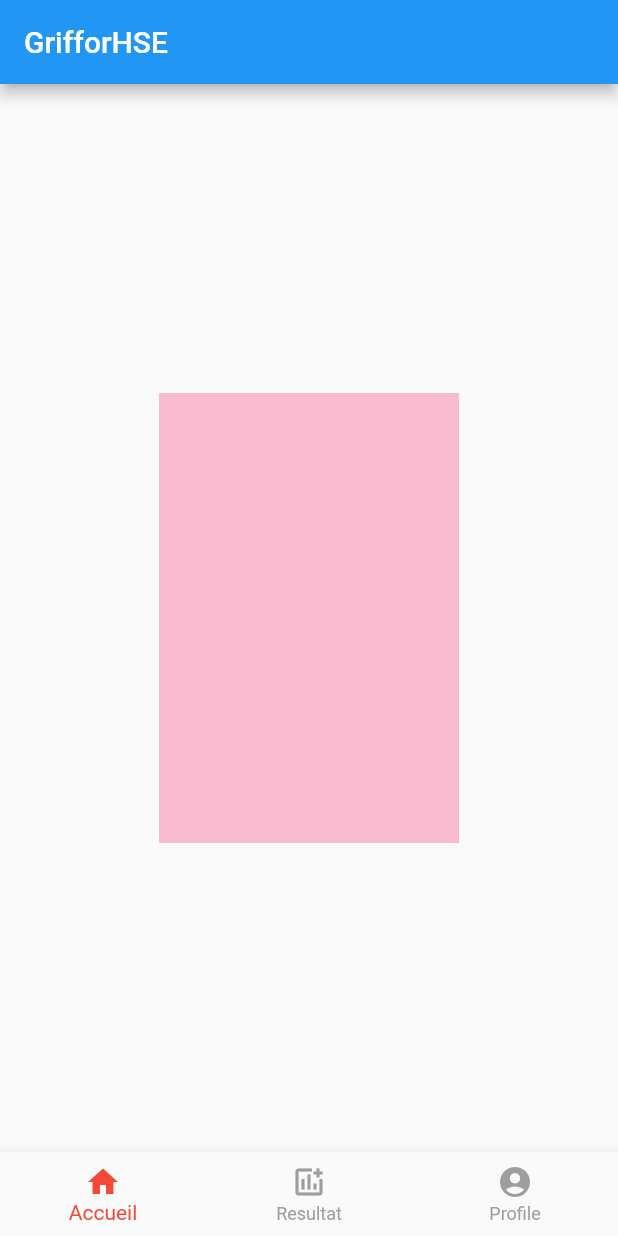
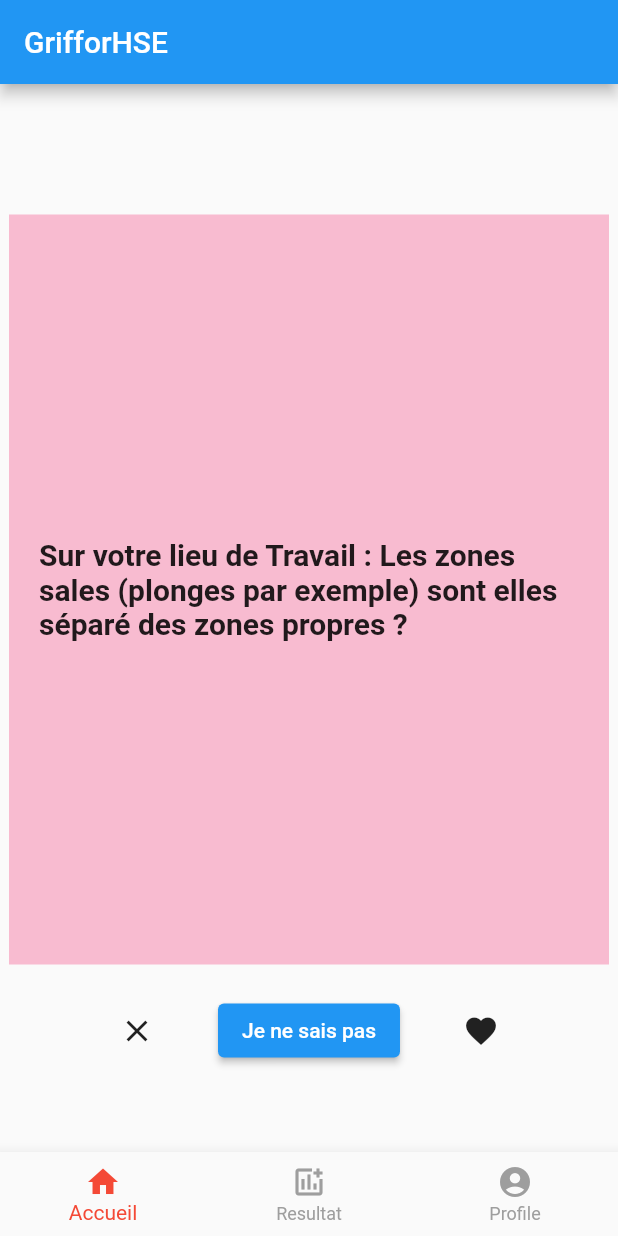
Before and after one commit to melvincurinier/flutter_app_grifforhse, a Flutter app: the screen it shows after launch, on a phone screen of 412 x 824 dp. Run offline on Flutter 3.47's test engine with Material 2 defaults, Android fonts, the phone set to English and light mode, and no system bars.

Commit message:
add button

```diff
--- a/lib/pages/home/home.dart
+++ b/lib/pages/home/home.dart
@@ -1,5 +1,4 @@
 import 'package:flutter/material.dart';
-import 'package:flutter_swiper/flutter_swiper.dart';
 
 class HomePage extends StatefulWidget {
   const HomePage({super.key});
@@ -8,14 +7,76 @@ class HomePage extends StatefulWidget {
   State<HomePage> createState() => _HomePageState();
 }
 
+
 class _HomePageState extends State<HomePage> {
+  int _cardIndex = 0;
+
+  final List<Color> _cardColors = [
+    Colors.blue,
+    Colors.orange,
+    Colors.green,
+  ];
+
+  final List<String> _cardTexts = [
+    'Carte 1',
+    'Carte 2',
+    'Carte 3',
+  ];
+
+  void _showNextCard() {
+    setState(() {
+      _cardIndex = (_cardIndex + 1) % _cardColors.length;
+    });
+  }
+
+
+
   @override
   Widget build(BuildContext context) {
     return Center(
-        child: Container(
-      height: 300,
-      width: 200,
-      color: Colors.pink[100],
-    ));
+      child: Column(
+        mainAxisAlignment: MainAxisAlignment.center,
+        children: [
+          Container(
+            height: 500,
+            width: 400,
+            margin: EdgeInsets.only(top: 30),
+            color: Colors.pink[100],
+            child: Center(
+              child: Padding(
+                padding: EdgeInsets.all(20),
+                child: Text(
+                  'Sur votre lieu de Travail : Les zones sales (plonges par exemple) sont elles séparé des zones propres ?',
+                  style: TextStyle(fontSize: 20, fontWeight: FontWeight.bold),
+                ),
+              ),
+            ),
+          ),
+          SizedBox(height: 20),
+          Row(
+            mainAxisAlignment: MainAxisAlignment.center,
+            children: [
+              IconButton(
+                icon: Icon(Icons.close),
+                onPressed: _showNextCard,
+                  // Action à effectuer lorsque le bouton avec la croix est pressé
+              ),
+              SizedBox(width:30), // Ajoute un espace horizontal de 10 pixels entre les boutons
+              ElevatedButton(
+                onPressed: _showNextCard,
+                  // Action à effectuer lorsque le bouton "Je ne sais pas" est pressé
+                child: Text("Je ne sais pas"),
+              ),
+              SizedBox(width:30), // Ajoute un espace horizontal de 10 pixels entre les boutons
+              IconButton(
+                icon: Icon(Icons.favorite),
+                onPressed: _showNextCard,
+                  // Action à effectuer lorsque le bouton avec le cœur est pressé
+              ),
+            ],
+          ),
+        ],
+      ),
+    );
   }
 }
--- a/pubspec.yaml
+++ b/pubspec.yaml
@@ -46,7 +46,7 @@ dev_dependencies:
   # package. See that file for information about deactivating specific lint
   # rules and activating additional ones.
   flutter_lints: ^2.0.0
-  flutter_swiper:
+
 
 # For information on the generic Dart part of this file, see the
 # following page: https://dart.dev/tools/pub/pubspec
```
Also changed, not shown: pubspec.lock.
